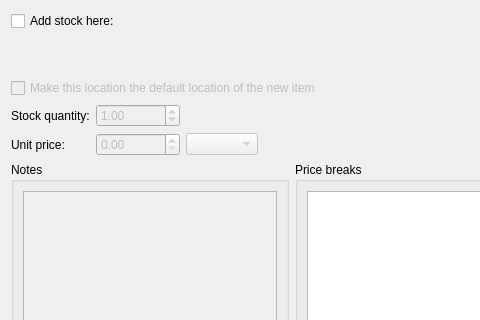
Qt form wizard/wizardpagestockandpricing.ui (martonmiklos/qntree) before a commit; both pictures show x 0 to 480 and y 0 to 320 of the 584 by 408 pixel window.
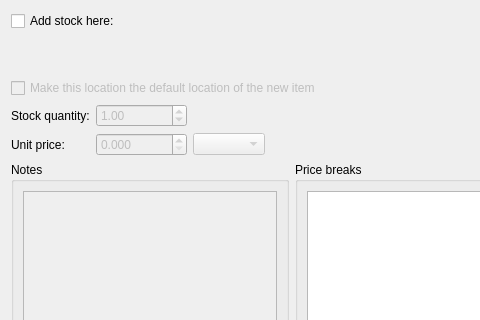
The same form after that commit.

Patch:
```diff
--- a/wizard/wizardpagestockandpricing.ui
+++ b/wizard/wizardpagestockandpricing.ui
@@ -70,6 +70,9 @@
        <property name="enabled">
         <bool>false</bool>
        </property>
+       <property name="decimals">
+        <number>3</number>
+       </property>
        <property name="maximum">
         <double>999999999.000000000000000</double>
        </property>
```
